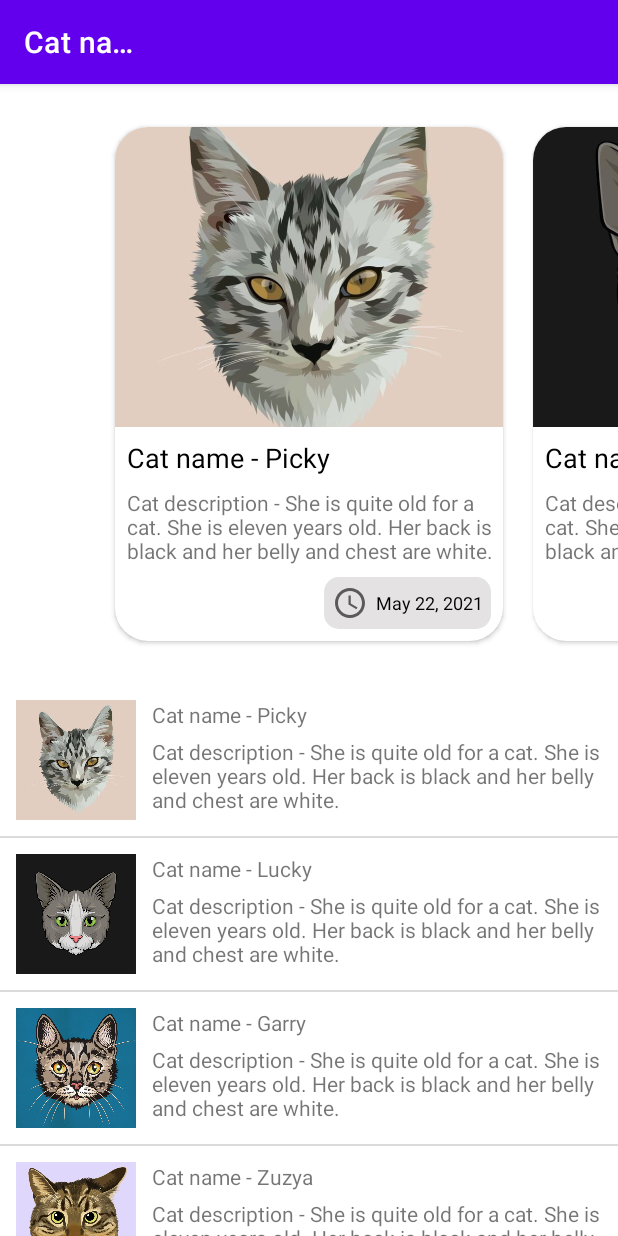
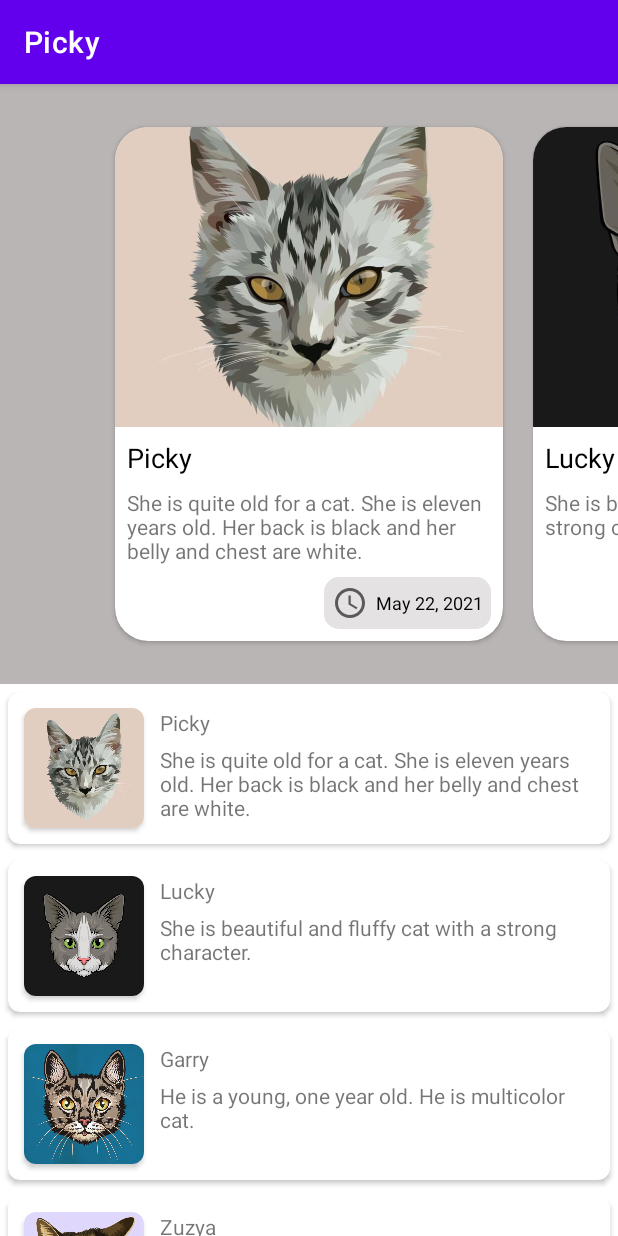
Before and after one commit to SavchenkoSM/ShimmerLoading_LearningProject, an Android app: the screen it shows after launch (MainActivity), on a phone screen of 412 x 824 dp. Run offline under Robolectric (Android 15) with nearby library versions, the light colour scheme and no system bars; our stand-ins replace Shimmer; 1 statement that could not run was skipped.

Commit message:
Improved UI/Ux

```diff
--- a/app/build.gradle
+++ b/app/build.gradle
@@ -44,6 +44,7 @@ dependencies {
     implementation 'com.google.android.material:material:1.3.0'
     // Shimmer
     implementation 'com.facebook.shimmer:shimmer:0.5.0'
+    implementation 'androidx.cardview:cardview:1.0.0'
     testImplementation 'junit:junit:4.+'
     androidTestImplementation 'androidx.test.ext:junit:1.1.2'
     androidTestImplementation 'androidx.test.espresso:espresso-core:3.3.0'
--- a/app/src/main/java/com/example/shimmer/MainActivity.kt
+++ b/app/src/main/java/com/example/shimmer/MainActivity.kt
@@ -48,7 +48,7 @@ class MainActivity : AppCompatActivity() {
             override fun onPageScrollStateChanged(state: Int) {}
         })
 
-        recyclerView.addItemDecoration(DividerItemDecoration(this, LinearLayout.VERTICAL))
+        //recyclerView.addItemDecoration(DividerItemDecoration(this, LinearLayout.VERTICAL))
         recyclerView.layoutManager = LinearLayoutManager(this)
         recyclerView.hasFixedSize()
         recyclerView.adapter = adapter
@@ -75,40 +75,40 @@ class MainActivity : AppCompatActivity() {
         val models: ArrayList<Model> = ArrayList()
         models.add(
             Model(
-                "Cat name - Picky",
-                "Cat description - She is quite old for a cat. She is eleven years old. Her back is black and her belly and chest are white.",
+                "Picky",
+                "She is quite old for a cat. She is eleven years old. Her back is black and her belly and chest are white.",
                 "May 22, 2021",
                 R.drawable.cat1
             )
         )
         models.add(
             Model(
-                "Cat name - Lucky",
-                "Cat description - She is quite old for a cat. She is eleven years old. Her back is black and her belly and chest are white.",
+                "Lucky",
+                "She is beautiful and fluffy cat with a strong character.",
                 "May 23, 2021",
                 R.drawable.cat2
             )
         )
         models.add(
             Model(
-                "Cat name - Garry",
-                "Cat description - She is quite old for a cat. She is eleven years old. Her back is black and her belly and chest are white.",
+                "Garry",
+                "He is a young, one year old. He is multicolor cat.",
                 "May 24, 2021",
                 R.drawable.cat3
             )
         )
         models.add(
             Model(
-                "Cat name - Zuzya",
-                "Cat description - She is quite old for a cat. She is eleven years old. Her back is black and her belly and chest are white.",
+                "Zuzya",
+                "She is a young and interesting cat.",
                 "May 25, 2021",
                 R.drawable.cat4
             )
         )
         models.add(
             Model(
-                "Cat name - Maurizio",
-                "Cat description - She is quite old for a cat. She is eleven years old. Her back is black and her belly and chest are white.",
+                "Maurizio",
+                "The best cat ever!!!",
                 "May 26, 2021",
                 R.drawable.cat5
             )
--- a/app/src/main/java/com/example/shimmer/adapters/RVAdapter.kt
+++ b/app/src/main/java/com/example/shimmer/adapters/RVAdapter.kt
@@ -35,7 +35,16 @@ class RVAdapter(private val models: ArrayList<Model>, private val context: Conte
             showUiWithData(holder)
 
         holder.itemView.setOnClickListener {
-            Toast.makeText(context, "Click", Toast.LENGTH_SHORT).show()
+            if (!isShimmer)
+                Toast.makeText(
+                    context,
+                    "Your choice is ${holder.itemView.titleTextView.text}!",
+                    Toast.LENGTH_SHORT).show()
+            else
+                Toast.makeText(
+                    context,
+                    "Loading, please, wait a few seconds...",
+                    Toast.LENGTH_SHORT).show()
         }
     }
 
--- a/app/src/main/res/layout/activity_main.xml
+++ b/app/src/main/res/layout/activity_main.xml
@@ -11,6 +11,7 @@
         android:layout_width="match_parent"
         android:layout_height="400dp"
         android:layout_gravity="center"
+        android:background="@color/colorViewPagerBackGround"
         android:clipToPadding="false"
         android:foregroundGravity="center"
         android:overScrollMode="never" />
--- a/app/src/main/res/layout/item_layout.xml
+++ b/app/src/main/res/layout/item_layout.xml
@@ -1,5 +1,6 @@
 <?xml version="1.0" encoding="utf-8"?>
 <RelativeLayout xmlns:android="http://schemas.android.com/apk/res/android"
+    xmlns:app="http://schemas.android.com/apk/res-auto"
     android:layout_width="match_parent"
     android:layout_height="wrap_content"
     android:background="@color/colorBackground"
@@ -10,18 +11,31 @@
         android:layout_width="match_parent"
         android:layout_height="wrap_content">
 
+        <androidx.cardview.widget.CardView
+            android:layout_width="match_parent"
+            android:layout_height="wrap_content"
+            android:layout_margin="5dp"
+            app:cardCornerRadius="8dp">
+
             <LinearLayout
                 android:layout_width="match_parent"
                 android:layout_height="wrap_content"
                 android:layout_margin="5dp"
                 android:orientation="horizontal">
 
+                <androidx.cardview.widget.CardView
+                    android:layout_width="wrap_content"
+                    android:layout_height="wrap_content"
+                    android:layout_margin="5dp"
+                    app:cardCornerRadius="8dp">
+
                     <ImageView
                         android:id="@+id/imageView"
                         android:layout_width="80dp"
                         android:layout_height="80dp"
-                android:layout_margin="5dp"
-                android:background="@drawable/custom_oval_background" />
+                        android:background="@drawable/custom_oval_background"
+                        android:scaleType="centerCrop" />
+                </androidx.cardview.widget.CardView>
 
                 <LinearLayout
                     android:layout_width="match_parent"
@@ -43,5 +57,6 @@
                         android:background="@drawable/custom_oval_background" />
                 </LinearLayout>
             </LinearLayout>
+        </androidx.cardview.widget.CardView>
     </com.facebook.shimmer.ShimmerFrameLayout>
 </RelativeLayout>
--- a/app/src/main/res/values/colors.xml
+++ b/app/src/main/res/values/colors.xml
@@ -9,5 +9,6 @@
     <color name="white">#FFFFFFFF</color>
 
     <color name="colorShimmer">#E4E2E2</color>
+    <color name="colorViewPagerBackGround">#BAB5B5</color>
     <color name="colorBackground">#FFFFFFFF</color>
 </resources>
```
Lines whose indentation alone changed are shown as unchanged.
